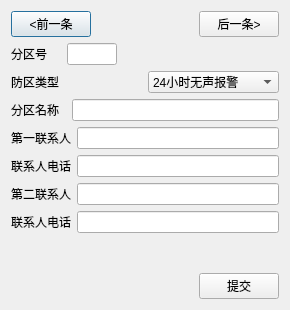
Old version of the form dataEntry/entryform.ui in the repository yyyly/l110.
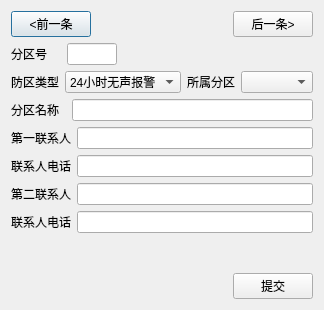
New version of the form.

Patch:
```diff
--- a/dataEntry/entryform.ui
+++ b/dataEntry/entryform.ui
@@ -76,6 +76,9 @@
              <verstretch>0</verstretch>
             </sizepolicy>
            </property>
+           <property name="styleSheet">
+            <string notr="true">color: rgb(255, 0, 0);</string>
+           </property>
            <property name="text">
             <string/>
            </property>
@@ -121,6 +124,16 @@
            </item>
           </widget>
          </item>
+         <item>
+          <widget class="QLabel" name="partLabel">
+           <property name="text">
+            <string>所属分区</string>
+           </property>
+          </widget>
+         </item>
+         <item>
+          <widget class="QComboBox" name="partComboBox"/>
+         </item>
         </layout>
        </item>
        <item>
```
